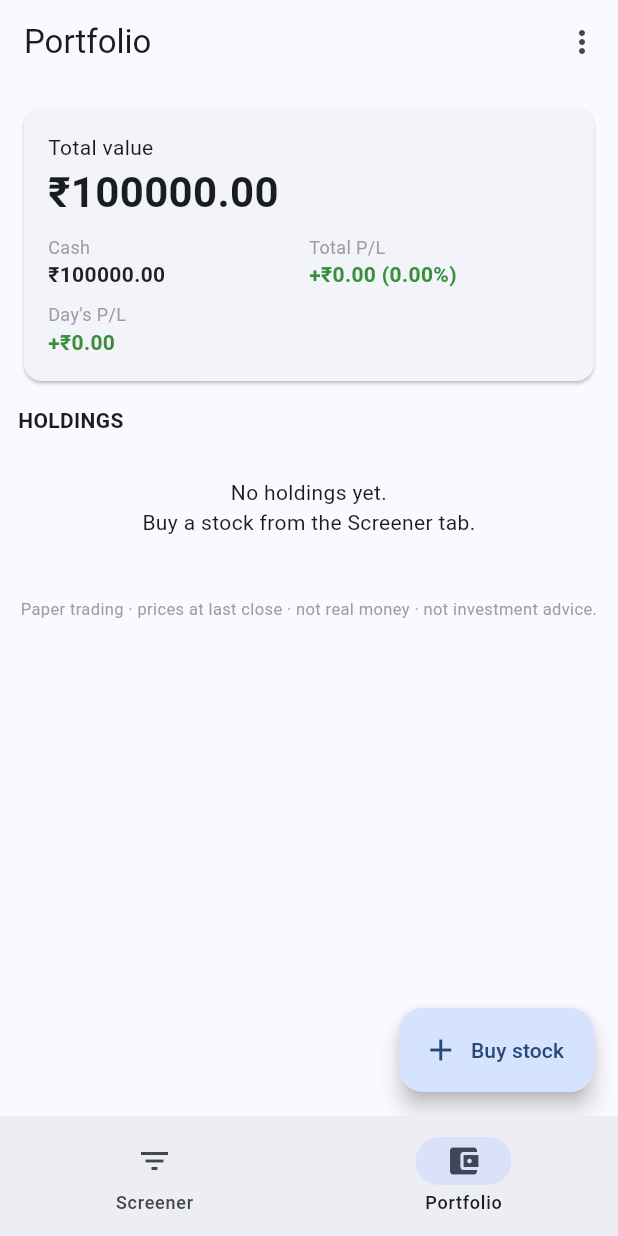
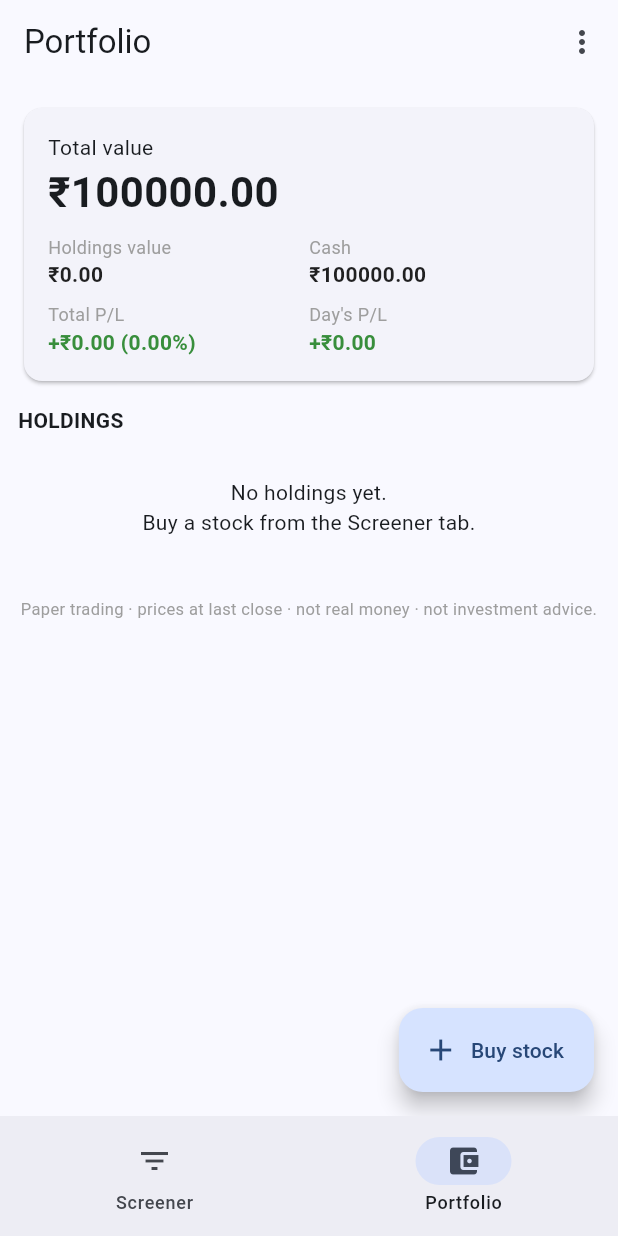
Before and after one commit to rathore010216/stock-scanner, a Flutter app: the screen it shows once a user with an empty profile is signed in, item 2 of the bottom bar chosen, on a phone screen of 412 x 824 dp. Run offline on Flutter 3.47's test engine with Material 3 defaults, Android fonts, the phone set to English and light mode, and no system bars; our stand-ins replace firebase_auth, firebase_core, firebase_database, fl_chart; accounts and stored records are empty.

Commit message:
feat(portfolio): Show total holdings (stock) value in summary
Summary card now displays Holdings value (market value of all stocks) alongside
Cash, plus Total P/L and Day's P/L in a 2x2 layout.

```diff
--- a/app/lib/screens/portfolio_screen.dart
+++ b/app/lib/screens/portfolio_screen.dart
@@ -93,7 +93,8 @@ class _PortfolioScreenState extends State<PortfolioScreen> {
             child: ListView(
               padding: const EdgeInsets.all(12),
               children: [
-                _summaryCard(totalValue, p.cash, totalPnl, totalPnlPct, dayPnl),
+                _summaryCard(totalValue, p.cash, holdingsValue, totalPnl,
+                    totalPnlPct, dayPnl),
                 const SizedBox(height: 12),
                 Row(
                   children: [
@@ -234,8 +235,8 @@ class _PortfolioScreenState extends State<PortfolioScreen> {
     }
   }
 
-  Widget _summaryCard(double totalValue, double cash, double totalPnl,
-      double totalPnlPct, double dayPnl) {
+  Widget _summaryCard(double totalValue, double cash, double holdingsValue,
+      double totalPnl, double totalPnlPct, double dayPnl) {
     final pnlColor = totalPnl >= 0 ? Colors.green.shade700 : Colors.red.shade700;
     final dayColor = dayPnl >= 0 ? Colors.green.shade700 : Colors.red.shade700;
     return Card(
@@ -252,20 +253,28 @@ class _PortfolioScreenState extends State<PortfolioScreen> {
             Row(
               children: [
                 Expanded(
+                    child: _stat('Holdings value',
+                        _money(holdingsValue), Colors.black87)),
+                Expanded(
                     child: _stat('Cash', _money(cash), Colors.black87)),
+              ],
+            ),
+            const SizedBox(height: 8),
+            Row(
+              children: [
                 Expanded(
                     child: _stat(
                         'Total P/L',
                         '${totalPnl >= 0 ? '+' : ''}${_money(totalPnl)}'
                             ' (${totalPnlPct.toStringAsFixed(2)}%)',
                         pnlColor)),
+                Expanded(
+                    child: _stat(
+                        "Day's P/L",
+                        '${dayPnl >= 0 ? '+' : ''}${_money(dayPnl)}',
+                        dayColor)),
               ],
             ),
-            const SizedBox(height: 8),
-            _stat(
-                "Day's P/L",
-                '${dayPnl >= 0 ? '+' : ''}${_money(dayPnl)}',
-                dayColor),
           ],
         ),
       ),
```
